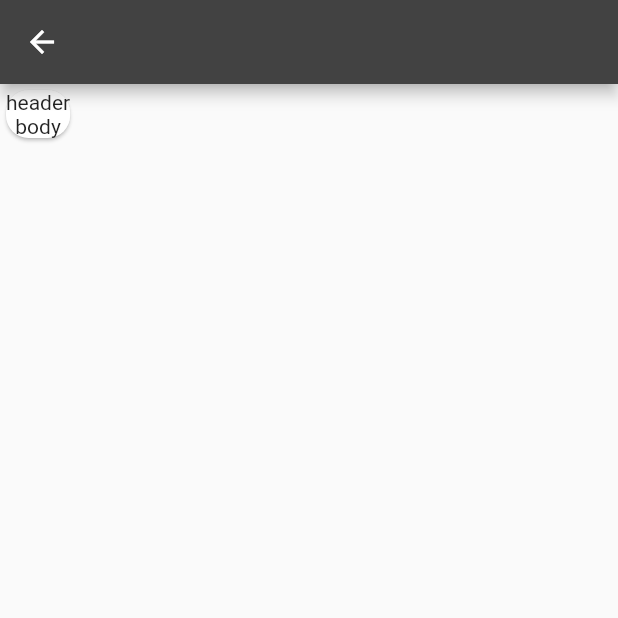
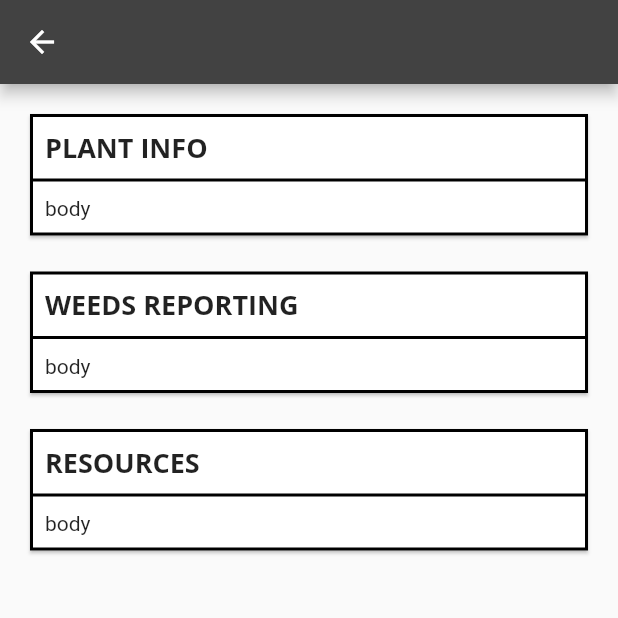
Before and after one commit to MoreMilkPerMilk/invasiveFE, a Flutter app: the ReportPage screen opened directly, on a phone screen of 412 x 824 dp, the top half of it. Run offline on Flutter 3.47's test engine with Material 2 defaults, Android fonts, the phone set to English and light mode, and no system bars; our stand-ins replace camera, flutter_map, geolocator, google_fonts, google_nav_bar, latlong2 and 4 more; missing offline and left inert: flutter_map_marker_cluster, flutter_map_marker_popup, indent, tflite; network calls fail.

Commit message:
some more work on report page

```diff
--- a/lib/widgets/reportPage.dart
+++ b/lib/widgets/reportPage.dart
@@ -1,5 +1,6 @@
 import 'package:flutter/cupertino.dart';
 import 'package:flutter/material.dart';
+import 'package:google_fonts/google_fonts.dart';
 
 class ReportPage extends StatelessWidget {
 
@@ -9,28 +10,70 @@ class ReportPage extends StatelessWidget {
       appBar: AppBar(),
       body: Column(
           children: [
-            CardWithHeader(header: "header", body: Text("body"))
+            CardWithHeader(header: "PLANT INFO", body: Text("body")),
+            CardWithHeader(header: "WEEDS REPORTING", body: Text("body")),
+            CardWithHeader(header: "RESOURCES", body: Text("body"))
           ]
       )
     );
   }
 }
 
-class CardWithHeader extends Card {
+class CardWithHeader extends StatelessWidget {
 
   final String header;
   final Widget body;
+  final double externalPadding = 16;
+  final double internalPadding = 10;
+  final double borderWidth = 2;
 
-  CardWithHeader({required this.header, required this.body}) : super(
-    shape: RoundedRectangleBorder(
-      borderRadius: BorderRadius.circular(15), // sexy curves
-    ),
-    child:
-      Column(
-        children: [
-          Text(header),
-          body
-        ],
-      )
-  );
+  CardWithHeader({required this.header, required this.body});
+
+  @override
+  Widget build(BuildContext context) {
+        return Padding(
+          // space around the card
+          padding: EdgeInsets.only(
+              top: externalPadding,
+              left: externalPadding,
+              right: externalPadding),
+          child: Container(
+            // expand cards to fill screen width
+            width: double.infinity,
+            child: Card(
+                shape: Border.all(width: borderWidth),
+                // card contents
+                child: Column(
+                  children: [
+                    Align(
+                      alignment: Alignment.topLeft,
+                      child: Padding(
+                        // space around the header text
+                        padding: EdgeInsets.all(internalPadding),
+                        child: Text(header,
+                            style: GoogleFonts.openSans(
+                              fontWeight: FontWeight.bold,
+                              fontSize: 18
+                            )
+                        ),
+                      )
+                    ),
+                    Divider(
+                      thickness: borderWidth,
+                      height: 0,
+                      color: Colors.black,
+                    ),
+                    Align(
+                      alignment: Alignment.topLeft,
+                      child: Padding(
+                        padding: EdgeInsets.all(internalPadding),
+                        child: body
+                      )
+                    )
+                  ],
+                )
+            ),
+          )
+        );
+  }
 }
--- a/pubspec.yaml
+++ b/pubspec.yaml
@@ -49,6 +49,7 @@ dependencies:
   indent: ^2.0.0
   objectid: ^2.0.0
   geolocator: ^7.6.0
+  google_fonts: ^2.1.0
 
 
 dev_dependencies:
```
Also changed, not shown: pubspec.lock.
